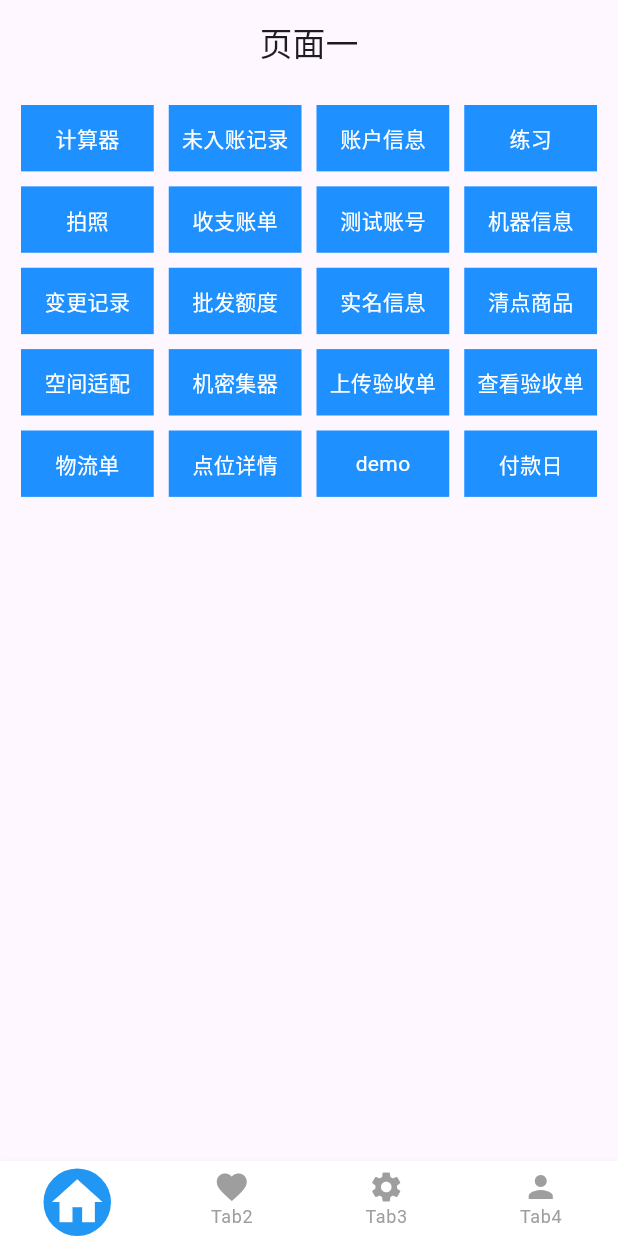
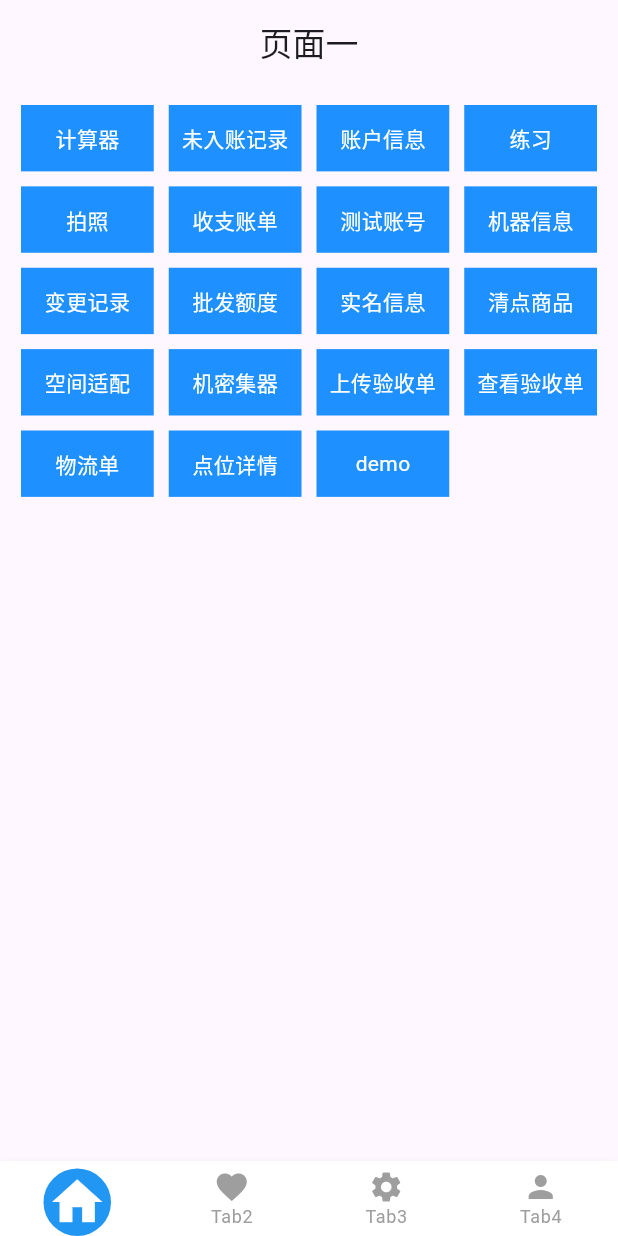
Before and after one commit to hxj1062/myFlutter, a Flutter app: the screen it shows after launch, on a phone screen of 412 x 824 dp. Run offline on Flutter 3.47's test engine with Material 3 defaults, Android fonts, the phone set to English and light mode, and no system bars; drawn by our look-alikes of convex_bottom_bar; our stand-ins replace fluttertoast, image_picker, marquee, photo_view.

Commit message:
工程运行失败,去除这个插件引用multi_image_picker,就正常了

```diff
--- a/lib/views/tab01_page.dart
+++ b/lib/views/tab01_page.dart
@@ -53,7 +53,7 @@ class _Tab01PageState extends State<Tab01Page> {
     Functions("物流单", "物流单", LogisDetailPage()),
     Functions("点位详情", "点位详情", PointDetailsPage()),
     Functions("demo", "demo", MyApp()),
-    Functions("付款日", "付款日", PaymentPage()),
+    // Functions("付款日", "付款日", PaymentPage()),
   ];
 
   @override
--- a/pubspec.yaml
+++ b/pubspec.yaml
@@ -33,12 +33,12 @@ dependencies:
 
   # The following adds the Cupertino Icons font to your application.
   # Use with the CupertinoIcons class for iOS style icons.
+  # 插件(multi_image_picker: ^4.8.01)导致工程build失败,里面间接引用的(com.sangcomz:FishBun:0.11.2)库没有了,将此插件注释,工程就正常运行安装了
   cupertino_icons: ^1.0.2
   fluttertoast: ^8.1.2
   convex_bottom_bar: ^3.2.0
   image_picker: ^0.7.2+1
   flutter_datetime_picker: ^1.5.1
-  multi_image_picker: ^4.8.01
   photo_view: ^0.14.0
   intl: ^0.19.0
   marquee: ^2.2.3
```
Also changed, not shown: pubspec.lock, 2 other files.
